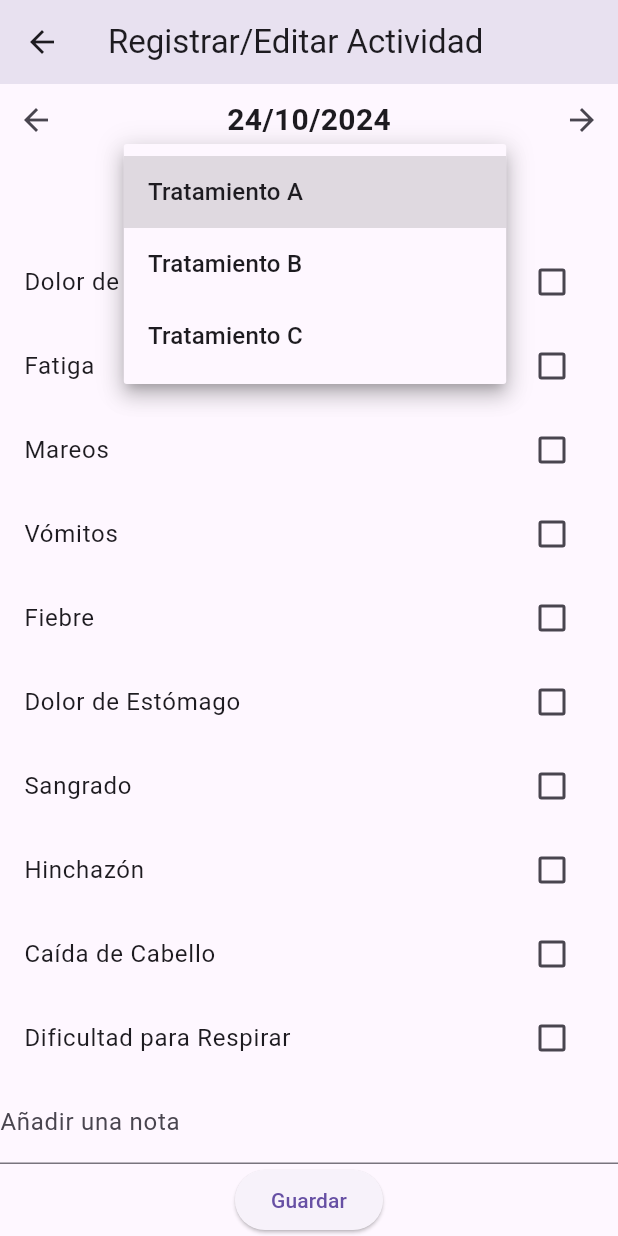
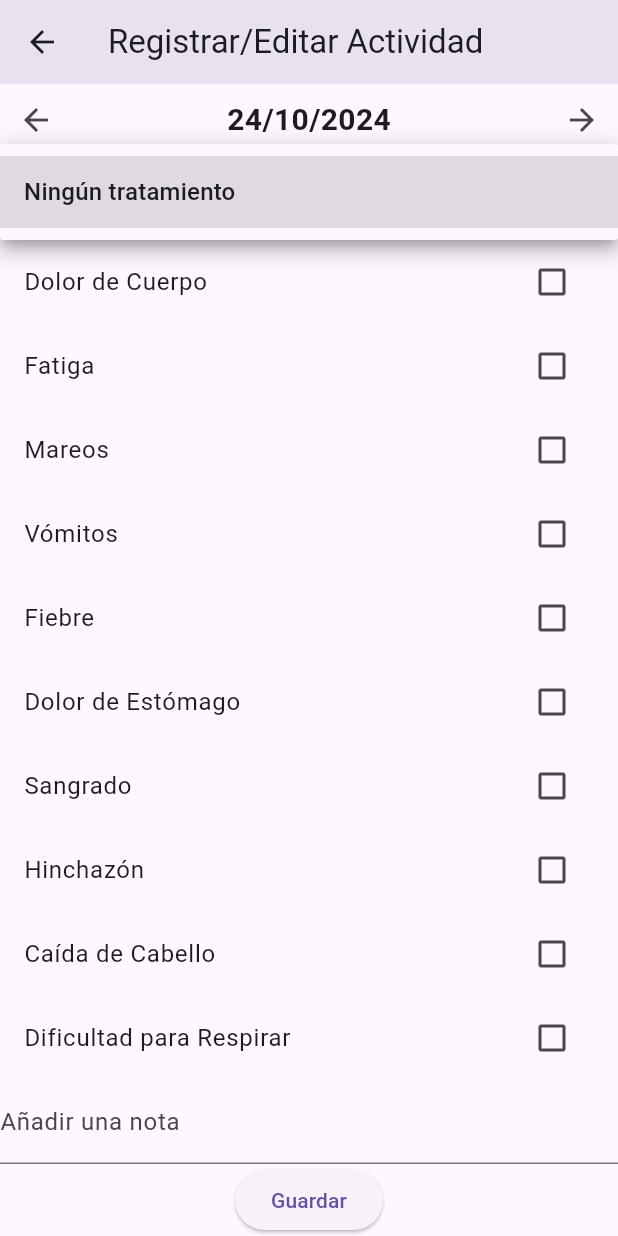
Before and after one commit to prosass64/roosapp2, a Flutter app: the RegisterActivityPage screen opened directly with empty values, scrolled down 48 dp, after a tap on "Selecciona un tratamiento", on a phone screen of 412 x 824 dp. Run offline on Flutter 3.47's test engine with Material 3 defaults, Android fonts, the phone set to English and light mode, and no system bars; our stand-ins replace shared_preferences, sqflite, table_calendar; accounts and stored records are empty.

Commit message:
sintomas, notas y tratamientos se guardan correctamente en la base de datos

```diff
--- a/lib/register_activity_page.dart
+++ b/lib/register_activity_page.dart
@@ -1,5 +1,6 @@
 import 'package:flutter/material.dart';
 import 'package:sqflite/sqflite.dart'; // Para la base de datos
+//import 'package:dropdown_search/dropdown_search.dart'; // Para el Dropdown con búsqueda
 import 'database.dart'; // Importar la clase de la base de datos
 
 class RegisterActivityPage extends StatefulWidget {
@@ -23,6 +24,7 @@ class _RegisterActivityPageState extends State<RegisterActivityPage> {
   late TextEditingController _noteController;
   late DateTime _currentDay;
   int? _existingEntryId; // Para almacenar si ya existe una entrada
+  List<String> _treatments = []; // Lista de tratamientos disponibles
 
   @override
   void initState() {
@@ -32,12 +34,27 @@ class _RegisterActivityPageState extends State<RegisterActivityPage> {
     _selectedSymptoms = [];
     _noteController = TextEditingController();
     _loadExistingEntry(); // Cargar la entrada existente si la hay
+    _loadTreatments(); // Cargar los tratamientos disponibles
   }
 
   @override
   void dispose() {
     _noteController.dispose();
     super.dispose();
+  }
+
+  // Cargar los tratamientos disponibles desde la base de datos
+  Future<void> _loadTreatments() async {
+    Database? db = await DatabaseHelper.instance.database;
+
+    // Verificar si db no es nulo antes de continuar
+    if (db == null) return;
+
+    final List<Map<String, dynamic>> treatmentResults = await db.query(DatabaseHelper.tableTratamientos);
+
+    setState(() {
+      _treatments = treatmentResults.map((row) => row['nombre_tratamiento'].toString()).toList();
+    });
   }
 
   void _changeDay(int days) {
@@ -93,9 +110,7 @@ Future<void> _loadSelectedSymptoms() async {
     Database? db = await DatabaseHelper.instance.database;
 
     // Verifica si db no es nulo antes de continuar
-  if (db == null) {
-    return; // Si db es null, retorna y no continúa
-  }
+    if (db == null) return;
 
     // Obtener los síntomas asociados a la entrada
     final List<Map<String, dynamic>> selectedSymptomsResult = await db.query(
@@ -110,8 +125,8 @@ Future<void> _loadSelectedSymptoms() async {
     });
   }
 
+  // Guardar la entrada y los síntomas seleccionados en la base de datos
 
-  // Guardar la entrada y los síntomas seleccionados en la base de datos
   Future<void> _saveEntry() async {
     Database? db = await DatabaseHelper.instance.database;
 
@@ -124,12 +139,27 @@ Future<void> _loadSelectedSymptoms() async {
 
     if (calendarResult.isNotEmpty) {
       int idCalendario = calendarResult.first['id_calendario'];
+      int? idTratamiento;
+
+      // Obtener el ID del tratamiento seleccionado (si hay)
+      if (_selectedTreatment.isNotEmpty) {
+        final List<Map<String, dynamic>> treatmentResult = await db.query(
+          DatabaseHelper.tableTratamientos,
+          where: 'nombre_tratamiento = ?',
+          whereArgs: [_selectedTreatment],
+        );
+
+        if (treatmentResult.isNotEmpty) {
+          idTratamiento = treatmentResult.first['id_tratamiento'];
+        }
+      }
 
       if (_existingEntryId != null) {
-        // Si ya existe una entrada, actualizarla
+        // Si ya existe una entrada, actualizarla con el tratamiento
         await db.update(
           DatabaseHelper.tableCalendarEntries,
           {
+            'id_tratamiento': idTratamiento, // Asignar el ID del tratamiento (o null)
             'notas': _noteController.text,
           },
           where: 'id_entrada = ?',
@@ -140,12 +170,12 @@ Future<void> _loadSelectedSymptoms() async {
         _existingEntryId = await db.insert(DatabaseHelper.tableCalendarEntries, {
           'id_calendario': idCalendario,
           'fecha': _currentDay.toIso8601String(),
-          'id_tratamiento': null, // Se puede añadir lógica de tratamiento si es necesario
+          'id_tratamiento': idTratamiento, // Asignar el ID del tratamiento (o null)
           'notas': _noteController.text,
         });
       }
 
-      // Insertar o actualizar los síntomas seleccionados en la tabla Entry_Symptoms
+      // Guardar o actualizar los síntomas
       await db.delete(
         DatabaseHelper.tableEntrySymptoms,
         where: 'id_entrada = ?',
@@ -213,8 +243,9 @@ Future<void> _loadSelectedSymptoms() async {
               ),
             ],
           ),
-          // Tratamiento
-          DropdownButton<String>(
+          // Dropdown de tratamientos con búsqueda
+
+          DropdownButtonFormField<String>(
             value: _selectedTreatment.isEmpty ? null : _selectedTreatment,
             hint: Text('Selecciona un tratamiento'),
             onChanged: (String? newValue) {
@@ -222,14 +253,27 @@ Future<void> _loadSelectedSymptoms() async {
                 _selectedTreatment = newValue ?? '';
               });
             },
-            items: <String>['Tratamiento A', 'Tratamiento B', 'Tratamiento C']
-                .map<DropdownMenuItem<String>>((String value) {
+            items: [
+              DropdownMenuItem<String>(
+                value: '', // Representa "Ningún tratamiento"
+                child: Text('Ningún tratamiento'),
+              ),
+              ..._treatments.map((String treatment) {
                 return DropdownMenuItem<String>(
-                value: value,
-                child: Text(value),
+                  value: treatment,
+                  child: Text(treatment),
                 );
               }).toList(),
+            ],
+            validator: (value) {
+              if (value != null && value.isNotEmpty && !_treatments.contains(value)) {
+                return 'Por favor, selecciona un tratamiento válido';
+              }
+              return null;
+            },
           ),
+
+
           // Síntomas
           Expanded(
             child: ListView(
@@ -288,10 +332,7 @@ Future<void> _removeSymptomFromDatabase(String symptom) async {
 
     Database? db = await DatabaseHelper.instance.database;
 
-  // Verifica si db no es nulo antes de continuar
-  if (db == null) {
-    return; // Si db es null, retorna y no continúa
-  }
+    if (db == null) return;
 
     final List<Map<String, dynamic>> symptomResult = await db.query(
       DatabaseHelper.tableSintomas,
@@ -309,5 +350,4 @@ Future<void> _removeSymptomFromDatabase(String symptom) async {
       );
     }
   }
-
 }
--- a/pubspec.yaml
+++ b/pubspec.yaml
@@ -15,6 +15,7 @@ dependencies:
     sdk: flutter
   intl: ^0.19.0
   sqflite: ^2.4.0
+  dropdown_search: ^6.0.1
 
 dev_dependencies:
   flutter_test:
```
Also changed, not shown: pubspec.lock. Lines whose indentation alone changed are shown as unchanged.
